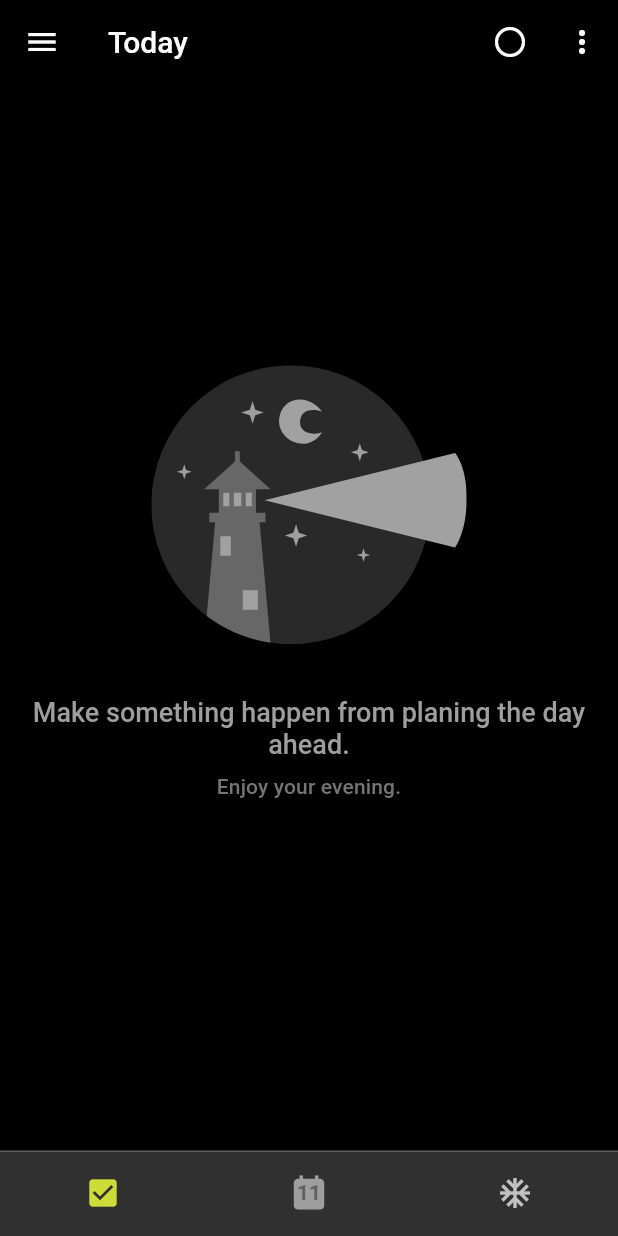
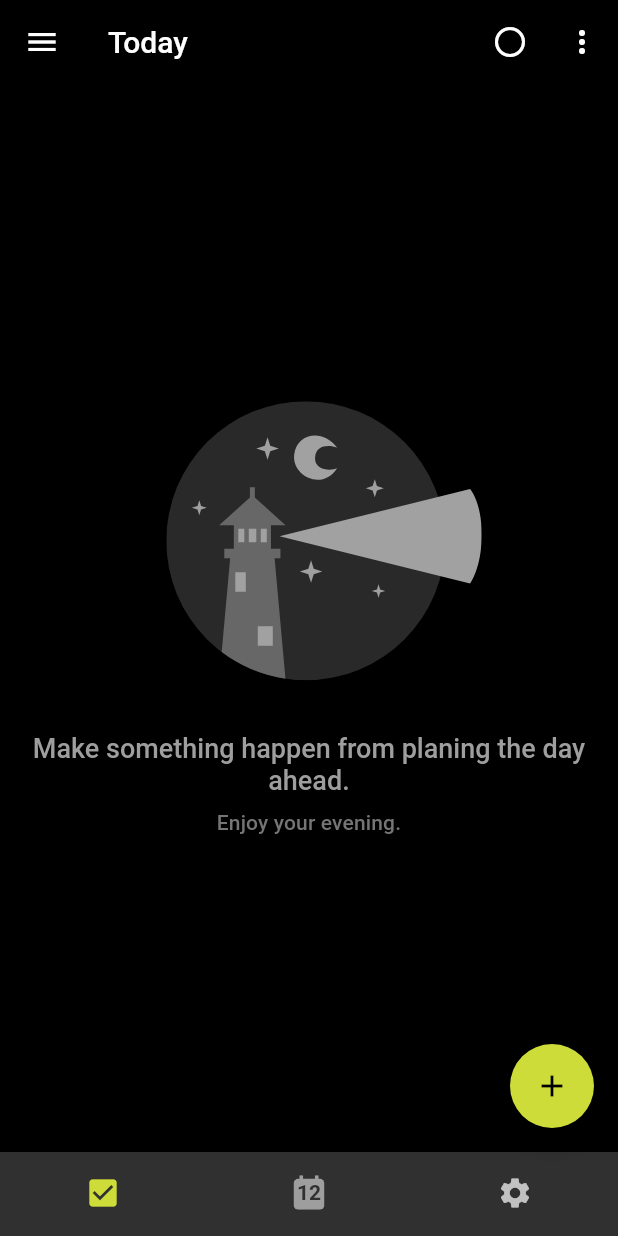
Before and after one commit to ArinFaraj/Minder, a Flutter app: the screen it shows after launch, on a phone screen of 412 x 824 dp. Run offline on Flutter 3.47's test engine with Material 2 defaults, Android fonts, the phone set to English and light mode, and no system bars; our stand-ins replace flutter_svg, google_fonts; Roboto replaces fonts that are missing (Palanquin).

Commit message:
more improvements in main page with dialog

```diff
--- a/lib/assets/svgs.dart
+++ b/lib/assets/svgs.dart
@@ -26,7 +26,7 @@ String nightLamp = '''<svg xmlns="http://www.w3.org/2000/svg" width="210.277" he
 </svg>
 ''';
 
-String calendarIcon = '''
+String calendarIconSvg = '''
 <svg xmlns="http://www.w3.org/2000/svg" width="26" height="29" viewBox="0 0 26 29">
   <rect id="Rectangle_6" data-name="Rectangle 6" width="26" height="26" rx="4" transform="translate(0 3)" fill="#686868"/>
   <rect id="Rectangle_8" data-name="Rectangle 8" width="3" height="4" transform="translate(5)" fill="#686868"/>
--- a/lib/main.dart
+++ b/lib/main.dart
@@ -4,7 +4,6 @@ import 'package:google_fonts/google_fonts.dart';
 import 'package:minder/assets/svgs.dart';
 import 'package:minder/models/page.dart';
 import 'package:minder/models/reminder.dart';
-
 
 void main() {
   runApp(MyApp());
@@ -74,6 +73,84 @@ class _MyHomePageState extends State<MyHomePage> {
           )
         ],
       ),
+      bottomNavigationBar: BottomNavigationBar(
+        currentIndex: selectedIn,
+        onTap: (value) => setState(() {
+          selectedIn = value;
+        }),
+        showSelectedLabels: false,
+        showUnselectedLabels: false,
+        items: [
+          BottomNavigationBarItem(icon: Icon(Icons.check_box), label: 'Todo List'),
+          BottomNavigationBarItem(
+              activeIcon: calendarIcon(context, Theme.of(context).accentColor),
+              icon: calendarIcon(context, Colors.grey),
+              label: 'Calendar'),
+          BottomNavigationBarItem(icon: Icon(Icons.settings), label: 'Settings'),
+        ],
+      ),
+      floatingActionButton: FloatingActionButton(
+        onPressed: () {
+          Navigator.of(context).push(PageRouteBuilder(
+              opaque: false,
+              pageBuilder: (BuildContext context, _, __) {
+                return Scaffold(
+                  appBar: AppBar(
+                    leading: IconButton(
+                      icon: Icon(Icons.close),
+                      onPressed: () {
+                        Navigator.of(context).pop();
+                      },
+                    ),
+                    actions: [
+                      IconButton(
+                        icon: Icon(Icons.wysiwyg),
+                        onPressed: () {},
+                      ),
+                      IconButton(
+                        icon: Icon(Icons.fullscreen),
+                        onPressed: () {},
+                      )
+                    ],
+                  ),
+                  backgroundColor: Colors.black.withOpacity(0.3),
+                  body: Align(
+                    alignment: Alignment.bottomCenter,
+                    child: Container(
+                      constraints: BoxConstraints.tightFor(height: 125),
+                      padding: EdgeInsets.all(12),
+                      decoration: BoxDecoration(
+                          color: Theme.of(context).canvasColor,
+                          borderRadius: BorderRadius.only(topLeft: Radius.circular(12), topRight: Radius.circular(12))),
+                      child: Column(
+                        children: [
+                          TextField(
+                            controller: ctrl,
+                            decoration: InputDecoration(
+                              border: InputBorder.none,
+                              hintText: 'What would you like to do?',
+                            ),
+                            onEditingComplete: () {
+                              setState(() {
+                                reminders.add(Reminder(text: ctrl.text));
+                                ctrl.clear();
+                              });
+                            },
+                          ),
+                          Row(
+                            children: [
+                              TextButton.icon(onPressed: () {}, icon: Icon(Icons.calendar_today), label: Text('Today')),
+                            ],
+                          ),
+                        ],
+                      ),
+                    ),
+                  ),
+                );
+              }));
+        },
+        child: Icon(Icons.add),
+      ),
       drawer: Drawer(
         child: ListView(
           padding: EdgeInsets.zero,
@@ -124,14 +201,23 @@ class _MyHomePageState extends State<MyHomePage> {
                     child: Column(
                       mainAxisAlignment: MainAxisAlignment.center,
                       children: [
-                        SvgPicture.string(nightLamp),
+                        Padding(
+                          padding: const EdgeInsets.only(left: 20.0),
+                          child: SvgPicture.string(
+                            nightLamp,
+                            color: Colors.white.withAlpha(Theme.of(context).brightness == Brightness.dark ? 0 : 200),
+                            colorBlendMode: BlendMode.srcATop,
+                          ),
+                        ),
                         SizedBox(height: 35),
+                        // todo daily qoutes
                         Text(
                           'Make something happen from planing the day ahead.',
                           textAlign: TextAlign.center,
                           style: Theme.of(context).textTheme.headline6,
                         ),
                         SizedBox(height: 10),
+                        // todo hourly qoutes
                         Text(
                           'Enjoy your evening.',
                           textAlign: TextAlign.center,
@@ -141,48 +227,28 @@ class _MyHomePageState extends State<MyHomePage> {
                     ),
                   ),
           ),
-          TextField(
-            controller: ctrl,
-            onEditingComplete: () {
-              setState(() {
-                reminders.add(Reminder(text: ctrl.text));
-                ctrl.clear();
-              });
-            },
+        ],
       ),
-          BottomNavigationBar(
-            currentIndex: selectedIn,
-            onTap: (value) => setState(() {
-              selectedIn = value;
-            }),
-            showSelectedLabels: false,
-            showUnselectedLabels: false,
-            items: [
-              BottomNavigationBarItem(icon: Icon(Icons.check_box), label: 'agagag'),
-              BottomNavigationBarItem(
-                  icon: Container(
+    );
+  }
+
+  Container calendarIcon(BuildContext context, Color color) {
+    return Container(
       width: 23,
       height: 23,
       child: Stack(
         children: [
           Center(
             child: SvgPicture.string(
-                            calendarIcon,
-                            color: Colors.grey,
+              calendarIconSvg,
+              color: color,
             ),
           ),
           Center(
             child: Text(
-                            '11',
-                            style: TextStyle(fontWeight: FontWeight.w600, color: Theme.of(context).backgroundColor),
+              DateTime.now().day.toString(),
+              style: TextStyle(fontWeight: FontWeight.w600, color: Theme.of(context).canvasColor),
             ),
-                        ),
-                      ],
-                    ),
-                  ),
-                  label: 'agagag'),
-              BottomNavigationBarItem(icon: Icon(Icons.ac_unit), label: 'agagag'),
-            ],
           ),
         ],
       ),
--- a/pubspec.yaml
+++ b/pubspec.yaml
@@ -26,6 +26,7 @@ dependencies:
   cupertino_icons: ^1.0.2
   flutter_svg: ^0.21.0-nullsafety.0
   google_fonts: ^2.0.0
+  overlay_dialog: ^0.0.3
 
 dev_dependencies:
   flutter_test:
```
Also changed, not shown: pubspec.lock. Lines whose indentation alone changed are shown as unchanged.
